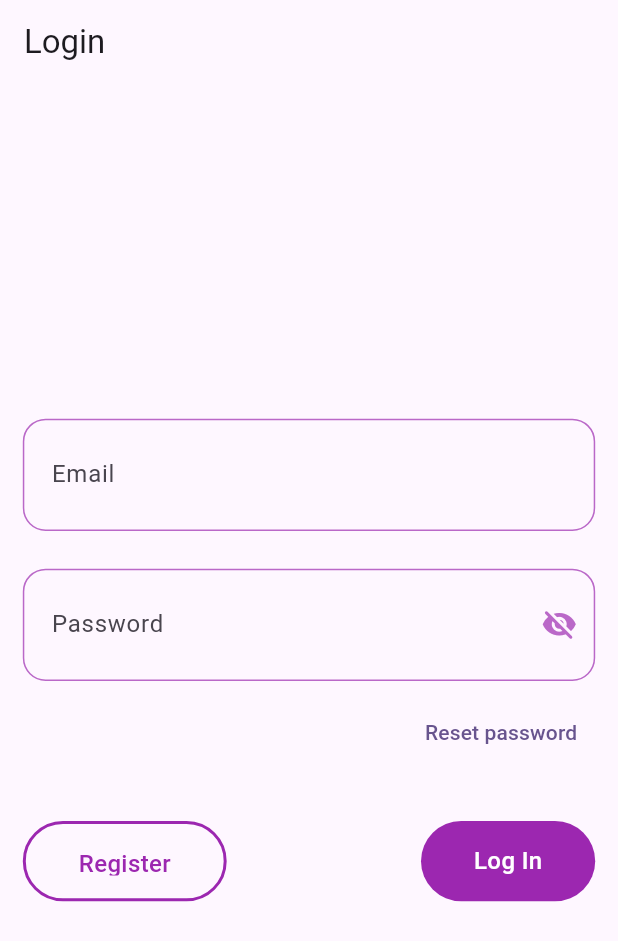
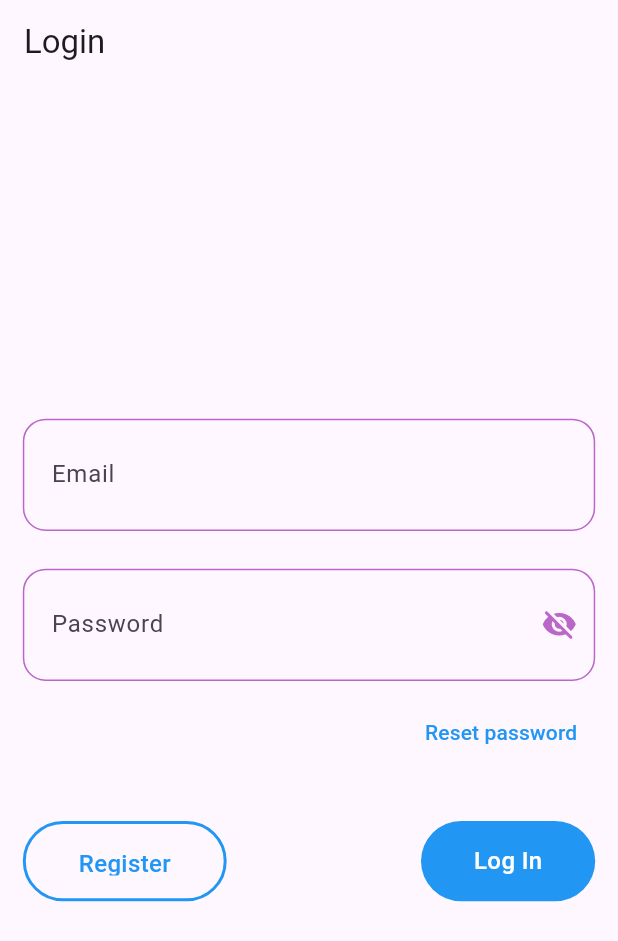
Before and after one commit to JoshuaCreator/Bloom, a Flutter app: the screen it shows after launch, on a phone screen of 412 x 824 dp. Shown: the top 941 px of the screen. Run offline on Flutter 3.47's test engine with Material 3 defaults, Android fonts, the phone set to English and light mode, and no system bars; our stand-ins replace cached_network_image, cloud_firestore, connectivity_plus, file_picker, firebase_auth, firebase_core and 7 more; accounts and stored records are empty.

Commit message:
quick fixes

```diff
--- a/lib/configs/colour_config.dart
+++ b/lib/configs/colour_config.dart
@@ -33,9 +33,11 @@ class ColourConfig {
 
   static Color white = Colors.white;
 
+  static Color button = Colors.blue;
+
   static Color black = Colors.black;
 
   static Color fadedBlack = Colors.black87;
 
-  static Color empty = Colors.transparent;
+  static Color transparent = Colors.transparent;
 }
--- a/lib/services/space_db.dart
+++ b/lib/services/space_db.dart
@@ -28,6 +28,7 @@ class SpaceDB {
         'creatorId': space.creatorId,
         'createdAt': space.createdAt,
         'private': space.private,
+        'rooms': space.rooms
       }).then((doc) async {
         final String path = 'spaces/${doc.id}.png';
         _spaceRef.doc(doc.id).update({
--- a/lib/utils/themes.dart
+++ b/lib/utils/themes.dart
@@ -1,11 +1,11 @@
-import 'package:flutter/material.dart';
+import 'package:basic_board/utils/imports.dart';
 
 class AppTheme {
   static ThemeData lightTheme = ThemeData(
     colorScheme: ColorScheme.fromSeed(seedColor: Colors.deepPurple),
     useMaterial3: true,
-    appBarTheme: const AppBarTheme(
-      surfaceTintColor: Colors.transparent,
+    appBarTheme: AppBarTheme(
+      surfaceTintColor: ColourConfig.transparent,
     ),
     bottomSheetTheme: const BottomSheetThemeData(
       shape: RoundedRectangleBorder(
@@ -17,14 +17,14 @@ class AppTheme {
         borderRadius: BorderRadius.zero,
       ),
     ),
-    dividerColor: Colors.black.withOpacity(0.3),
+    dividerColor: ColourConfig.transparent,
   );
 
   static ThemeData darkTheme = ThemeData(
     colorScheme: const ColorScheme.dark(),
     useMaterial3: true,
-    appBarTheme: const AppBarTheme(
-      surfaceTintColor: Colors.transparent,
+    appBarTheme: AppBarTheme(
+      surfaceTintColor: ColourConfig.transparent,
     ),
     bottomSheetTheme: const BottomSheetThemeData(
       shape: RoundedRectangleBorder(
@@ -36,6 +36,6 @@ class AppTheme {
         borderRadius: BorderRadius.zero,
       ),
     ),
-    dividerColor: Colors.white.withOpacity(0.3),
+    dividerColor: ColourConfig.transparent,
   );
 }
--- a/lib/views/dialogues/snack_bar.dart
+++ b/lib/views/dialogues/snack_bar.dart
@@ -5,7 +5,7 @@ showSnackBar(BuildContext context, {required String msg}) {
   final SnackBar snackBar = SnackBar(
     content: Text(msg, textAlign: TextAlign.center),
     shape: RoundedRectangleBorder(borderRadius: defaultBorderRadius),
-    behavior: SnackBarBehavior.fixed,
+    behavior: SnackBarBehavior.floating,
     showCloseIcon: true,
     duration: const Duration(seconds: 4),
   );
--- a/lib/views/screens/space/create_space_screen.dart
+++ b/lib/views/screens/space/create_space_screen.dart
@@ -166,7 +166,9 @@ class _ConsumerCreateSpaceScreenState extends ConsumerState<CreateSpaceScreen> {
                             id: 'id',
                             name: _nameController.text.trim(),
                             desc: _descController.text.trim(),
-                            participants: [auth.value?.uid],
+                            image: '',
+                            participants: [],
+                            rooms: [],
                             creatorId: user!.uid,
                             createdAt: DateTime.now(),
                             private: value,
--- a/lib/views/widgets/app_button.dart
+++ b/lib/views/widgets/app_button.dart
@@ -1,3 +1,4 @@
+import 'package:basic_board/utils/imports.dart';
 import 'package:flutter/material.dart';
 import '../../configs/consts.dart';
 
@@ -9,9 +10,8 @@ class AppButton extends StatelessWidget {
   @override
   Widget build(BuildContext context) {
     return InkWell(
-      overlayColor: MaterialStatePropertyAll(
-        Colors.purple.shade50.withOpacity(0.5),
-      ),
+      overlayColor:
+          MaterialStatePropertyAll(ColourConfig.white.withOpacity(0.5)),
       borderRadius: BorderRadius.circular(50.0),
       onTap: onTap,
       child: Ink(
@@ -19,14 +19,14 @@ class AppButton extends StatelessWidget {
         padding: EdgeInsets.symmetric(horizontal: thirty, vertical: ten),
         decoration: BoxDecoration(
           borderRadius: BorderRadius.circular(50.0),
-          color: Colors.purple,
+          color: ColourConfig.button,
         ),
         child: Center(
           child: Text(
             label,
             textAlign: TextAlign.center,
-            style: const TextStyle(
-              color: Colors.white,
+            style: TextStyle(
+              color: ColourConfig.white,
               fontSize: 16.0,
               fontWeight: FontWeight.w500,
             ),
@@ -46,7 +46,7 @@ class AppOutlinedButton extends StatelessWidget {
   Widget build(BuildContext context) {
     return InkWell(
       overlayColor: MaterialStatePropertyAll(
-        Colors.purple.shade50.withOpacity(0.5),
+        ColourConfig.white.withOpacity(0.5),
       ),
       borderRadius: BorderRadius.circular(50.0),
       onTap: onTap,
@@ -56,15 +56,15 @@ class AppOutlinedButton extends StatelessWidget {
         decoration: BoxDecoration(
           borderRadius: BorderRadius.circular(50.0),
           border: Border.all(
-            color: Colors.purple,
+            color: ColourConfig.button,
             width: 2.0,
           ),
         ),
         child: Text(
           label,
           textAlign: TextAlign.center,
-          style: const TextStyle(
-            color: Colors.purple,
+          style: TextStyle(
+            color: ColourConfig.button,
             fontSize: 16.0,
             fontWeight: FontWeight.w500,
           ),
--- a/lib/views/widgets/app_text_buttons.dart
+++ b/lib/views/widgets/app_text_buttons.dart
@@ -1,3 +1,4 @@
+import 'package:basic_board/utils/imports.dart';
 import 'package:flutter/material.dart';
 
 class AppTextButtonIcon extends StatelessWidget {
@@ -38,7 +39,7 @@ class AppTextButton extends StatelessWidget {
       onPressed: onPressed,
       child: Text(
         label,
-        style: TextStyle(color: colour),
+        style: TextStyle(color: colour ?? ColourConfig.button),
       ),
     );
   }
```
Also changed, not shown: lib/views/dialogues/app_dialogues.dart (+4 -4 lines), lib/views/widgets/message_tile.dart (+8 -9 lines).
